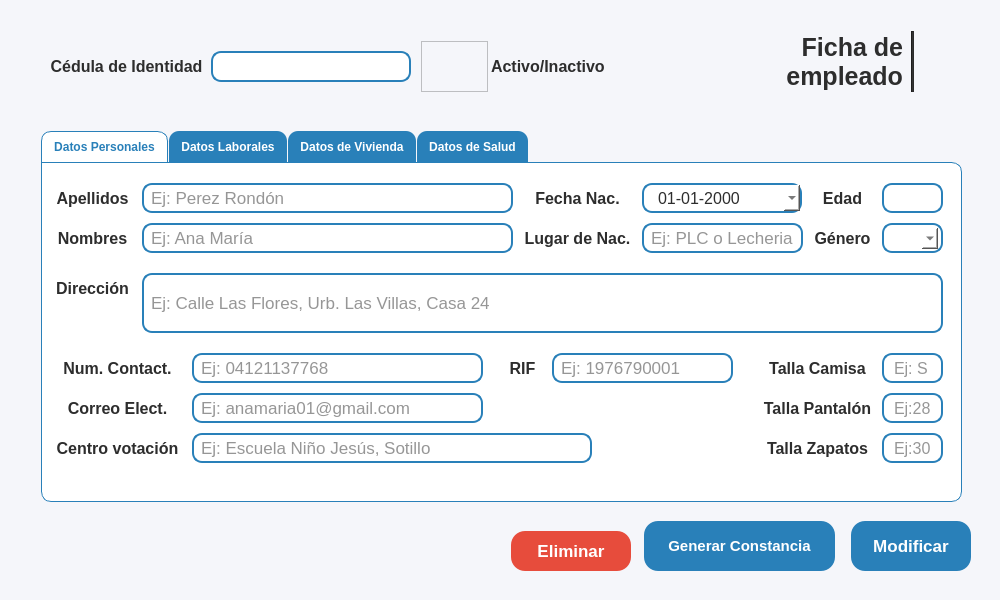
Proyecto-Uptjaa/Proyecto_SIRA, file resources/ui/ficha_emple.ui: the form before one commit.
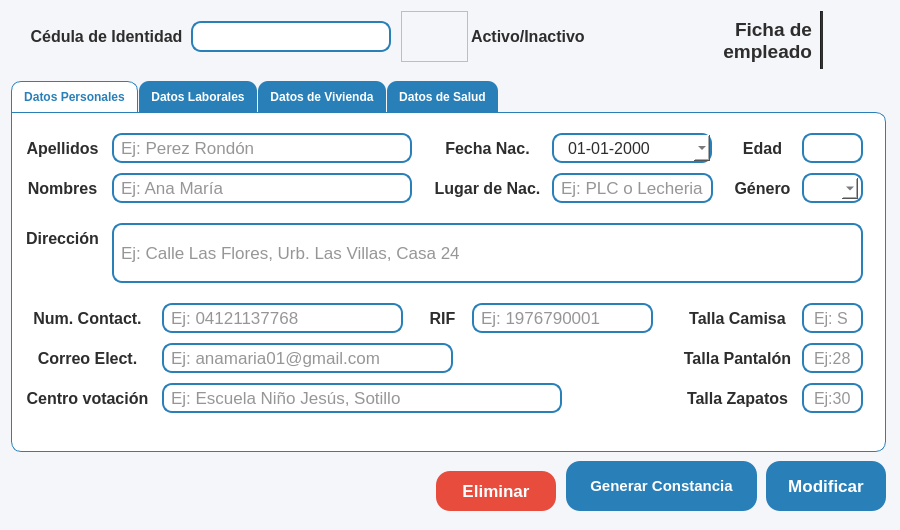
The form after the commit. The open tabs and pages were chosen to show the change. Icons and pictures are not drawn.

```diff
--- a/resources/ui/ficha_emple.ui
+++ b/resources/ui/ficha_emple.ui
@@ -6,20 +6,20 @@
    <rect>
     <x>0</x>
     <y>0</y>
-    <width>1000</width>
-    <height>600</height>
+    <width>900</width>
+    <height>530</height>
    </rect>
   </property>
   <property name="minimumSize">
    <size>
-    <width>1000</width>
-    <height>600</height>
+    <width>900</width>
+    <height>530</height>
    </size>
   </property>
   <property name="maximumSize">
    <size>
-    <width>1000</width>
-    <height>600</height>
+    <width>900</width>
+    <height>530</height>
    </size>
   </property>
   <property name="windowTitle">
@@ -57,8 +57,8 @@
      <widget class="QLineEdit" name="lneCedula_ficha_emple">
       <property name="geometry">
        <rect>
-        <x>200</x>
-        <y>40</y>
+        <x>180</x>
+        <y>10</y>
         <width>200</width>
         <height>31</height>
        </rect>
@@ -106,8 +106,8 @@
      <widget class="QLabel" name="lblCedula_registro_estudiante">
       <property name="geometry">
        <rect>
-        <x>30</x>
-        <y>40</y>
+        <x>10</x>
+        <y>10</y>
         <width>171</width>
         <height>31</height>
        </rect>
@@ -150,8 +150,8 @@
      <widget class="QFrame" name="contenedorSwitch_emple">
       <property name="geometry">
        <rect>
-        <x>410</x>
-        <y>30</y>
+        <x>390</x>
+        <y>0</y>
         <width>67</width>
         <height>51</height>
        </rect>
@@ -167,16 +167,28 @@
      <widget class="QLabel" name="lblTitulo_ficha_emple">
       <property name="geometry">
        <rect>
-        <x>761</x>
-        <y>10</y>
-        <width>131</width>
-        <height>81</height>
+        <x>700</x>
+        <y>0</y>
+        <width>101</width>
+        <height>58</height>
        </rect>
       </property>
+      <property name="minimumSize">
+       <size>
+        <width>0</width>
+        <height>58</height>
+       </size>
+      </property>
+      <property name="maximumSize">
+       <size>
+        <width>16777215</width>
+        <height>58</height>
+       </size>
+      </property>
       <property name="font">
        <font>
         <family>Segoe UI</family>
-        <pointsize>19</pointsize>
+        <pointsize>14</pointsize>
         <bold>true</bold>
        </font>
       </property>
@@ -209,22 +221,22 @@
      <widget class="Line" name="line_2">
       <property name="geometry">
        <rect>
-        <x>900</x>
-        <y>20</y>
+        <x>809</x>
+        <y>0</y>
         <width>3</width>
-        <height>61</height>
+        <height>58</height>
        </rect>
       </property>
       <property name="minimumSize">
        <size>
         <width>3</width>
-        <height>61</height>
+        <height>58</height>
        </size>
       </property>
       <property name="maximumSize">
        <size>
         <width>3</width>
-        <height>61</height>
+        <height>58</height>
        </size>
       </property>
       <property name="styleSheet">
@@ -237,22 +249,22 @@
      <widget class="QLabel" name="lblLogo_ficha_emple">
       <property name="geometry">
        <rect>
-        <x>910</x>
-        <y>20</y>
+        <x>819</x>
+        <y>0</y>
         <width>51</width>
-        <height>61</height>
+        <height>58</height>
        </rect>
       </property>
       <property name="minimumSize">
        <size>
         <width>50</width>
-        <height>50</height>
+        <height>58</height>
        </size>
       </property>
       <property name="maximumSize">
        <size>
         <width>130</width>
-        <height>70</height>
+        <height>58</height>
        </size>
       </property>
       <property name="styleSheet">
@@ -271,8 +283,8 @@
      <widget class="QToolButton" name="btnExportar_ficha_emple">
       <property name="geometry">
        <rect>
-        <x>633</x>
-        <y>510</y>
+        <x>555</x>
+        <y>450</y>
         <width>191</width>
         <height>50</height>
        </rect>
@@ -341,8 +353,8 @@
      <widget class="QPushButton" name="btnEliminar_ficha_emple">
       <property name="geometry">
        <rect>
-        <x>500</x>
-        <y>520</y>
+        <x>425</x>
+        <y>460</y>
         <width>120</width>
         <height>40</height>
        </rect>
@@ -401,8 +413,8 @@
      <widget class="QPushButton" name="btnModificar_ficha_emple">
       <property name="geometry">
        <rect>
-        <x>840</x>
-        <y>510</y>
+        <x>755</x>
+        <y>450</y>
         <width>120</width>
         <height>50</height>
        </rect>
@@ -463,8 +475,8 @@
      <widget class="QLabel" name="lblEstado_ficha_emple">
       <property name="geometry">
        <rect>
-        <x>480</x>
-        <y>30</y>
+        <x>460</x>
+        <y>0</y>
         <width>121</width>
         <height>51</height>
        </rect>
@@ -504,9 +516,9 @@
      <widget class="QTabWidget" name="stackFicha_emple">
       <property name="geometry">
        <rect>
-        <x>30</x>
-        <y>120</y>
-        <width>921</width>
+        <x>0</x>
+        <y>70</y>
+        <width>875</width>
         <height>371</height>
        </rect>
       </property>
@@ -614,13 +626,13 @@
          <rect>
           <x>100</x>
           <y>20</y>
-          <width>371</width>
+          <width>300</width>
           <height>30</height>
          </rect>
         </property>
         <property name="minimumSize">
          <size>
-          <width>350</width>
+          <width>300</width>
           <height>30</height>
          </size>
         </property>
@@ -657,13 +669,13 @@
          <rect>
           <x>100</x>
           <y>60</y>
-          <width>371</width>
+          <width>300</width>
           <height>30</height>
          </rect>
         </property>
         <property name="minimumSize">
          <size>
-          <width>350</width>
+          <width>300</width>
           <height>30</height>
          </size>
         </property>
@@ -733,7 +745,7 @@
        <widget class="QLabel" name="lblStudent_fechaNac">
         <property name="geometry">
          <rect>
-          <x>480</x>
+          <x>420</x>
           <y>20</y>
           <width>111</width>
           <height>30</height>
@@ -771,7 +783,7 @@
        <widget class="QLineEdit" name="lneEdad_ficha_emple">
         <property name="geometry">
          <rect>
-          <x>840</x>
+          <x>790</x>
           <y>20</y>
           <width>61</width>
           <height>30</height>
@@ -814,7 +826,7 @@
        <widget class="QLabel" name="lblStudent_edad">
         <property name="geometry">
          <rect>
-          <x>770</x>
+          <x>720</x>
           <y>20</y>
           <width>61</width>
           <height>30</height>
@@ -852,7 +864,7 @@
        <widget class="QLabel" name="lblStudent_genero">
         <property name="geometry">
          <rect>
-          <x>770</x>
+          <x>720</x>
           <y>60</y>
           <width>61</width>
           <height>30</height>
@@ -892,7 +904,7 @@
          <rect>
           <x>100</x>
           <y>110</y>
-          <width>801</width>
+          <width>751</width>
           <height>60</height>
          </rect>
         </property>
@@ -970,7 +982,7 @@
          <rect>
           <x>150</x>
           <y>190</y>
-          <width>291</width>
+          <width>241</width>
           <height>30</height>
          </rect>
         </property>
@@ -1127,7 +1139,7 @@
        <widget class="QDateEdit" name="lneFechaNac_ficha_emple">
         <property name="geometry">
          <rect>
-          <x>600</x>
+          <x>540</x>
           <y>20</y>
           <width>160</width>
           <height>30</height>
@@ -1267,7 +1279,7 @@
        <widget class="QLabel" name="lblStudent_fechaNac_repre_5">
         <property name="geometry">
          <rect>
-          <x>460</x>
+          <x>410</x>
           <y>190</y>
           <width>41</width>
           <height>30</height>
@@ -1305,7 +1317,7 @@
        <widget class="QLineEdit" name="lneRIF_ficha_emple">
         <property name="geometry">
          <rect>
-          <x>510</x>
+          <x>460</x>
           <y>190</y>
           <width>181</width>
           <height>30</height>
@@ -1426,7 +1438,7 @@
        <widget class="QFrame" name="frseccion_3">
         <property name="geometry">
          <rect>
-          <x>840</x>
+          <x>790</x>
           <y>60</y>
           <width>61</width>
           <height>30</height>
@@ -1565,7 +1577,7 @@
        <widget class="QLineEdit" name="lneLugarNac_ficha_emple">
         <property name="geometry">
          <rect>
-          <x>600</x>
+          <x>540</x>
           <y>60</y>
           <width>161</width>
           <height>30</height>
@@ -1608,7 +1620,7 @@
        <widget class="QLabel" name="lblLugar_nac">
         <property name="geometry">
          <rect>
-          <x>480</x>
+          <x>420</x>
           <y>60</y>
           <width>111</width>
           <height>30</height>
@@ -1646,7 +1658,7 @@
        <widget class="QLineEdit" name="lneTallaC_ficha_emple">
         <property name="geometry">
          <rect>
-          <x>840</x>
+          <x>790</x>
           <y>190</y>
           <width>61</width>
           <height>30</height>
@@ -1697,7 +1709,7 @@
        <widget class="QLabel" name="label_42">
         <property name="geometry">
          <rect>
-          <x>720</x>
+          <x>670</x>
           <y>190</y>
           <width>111</width>
           <height>30</height>
@@ -1735,7 +1747,7 @@
        <widget class="QLineEdit" name="lneTallaP_ficha_emple">
         <property name="geometry">
          <rect>
-          <x>840</x>
+          <x>790</x>
           <y>230</y>
           <width>61</width>
           <height>30</height>
@@ -1786,7 +1798,7 @@
        <widget class="QLabel" name="label_44">
         <property name="geometry">
          <rect>
-          <x>720</x>
+          <x>670</x>
           <y>230</y>
           <width>111</width>
           <height>30</height>
@@ -1824,7 +1836,7 @@
        <widget class="QLineEdit" name="lneTallaZ_ficha_emple">
         <property name="geometry">
          <rect>
-          <x>840</x>
+          <x>790</x>
           <y>270</y>
           <width>61</width>
           <height>30</height>
@@ -1875,7 +1887,7 @@
        <widget class="QLabel" name="label_49">
         <property name="geometry">
          <rect>
-          <x>720</x>
+          <x>670</x>
           <y>270</y>
           <width>111</width>
           <height>30</height>
```
Left out of the diff: 74 changed lines with no effect on the pictures.
